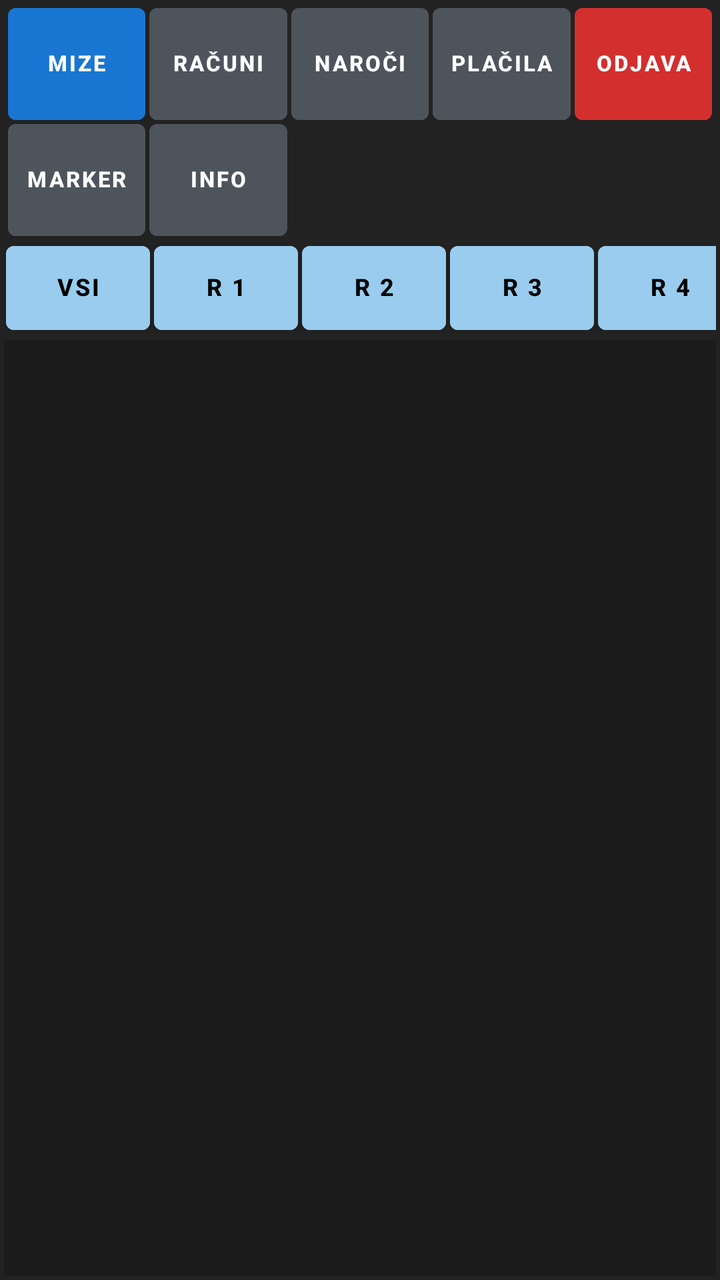
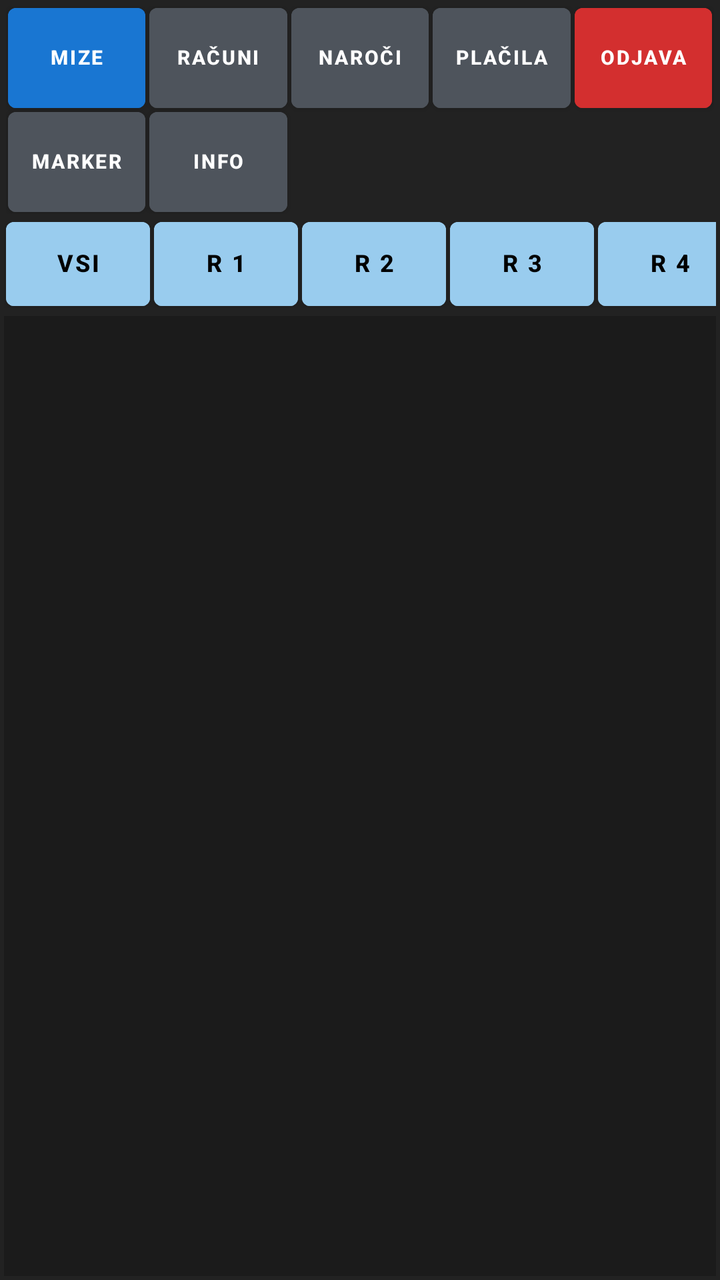

An Android layout rendered at two revisions. The XML below is the earlier revision; the diff shows what the commit changed to produce the second picture.
<!-- AndroidManifest.xml: application theme Theme.RosKasa -->
<!-- res/layout/fragment_mize.xml -->
<?xml version="1.0" encoding="utf-8"?>
<LinearLayout xmlns:android="http://schemas.android.com/apk/res/android"
    xmlns:app="http://schemas.android.com/apk/res-auto"
    android:layout_width="match_parent"
    android:layout_height="match_parent"
    android:orientation="vertical"
    android:background="@color/pos_bg_dark"
    android:padding="2dp">

    
    <GridLayout
        android:layout_width="match_parent"
        android:layout_height="wrap_content"
        android:columnCount="5"
        android:rowCount="2"
        android:alignmentMode="alignBounds"
        android:useDefaultMargins="false"
        android:padding="1dp"
        android:layout_marginBottom="2dp">

        
        <com.google.android.material.button.MaterialButton
            android:id="@+id/btnMizeSelf"
            style="@style/PosButtonStyle"
            android:layout_width="0dp"
            android:layout_height="56dp"
            android:layout_columnWeight="1"
            android:backgroundTint="@color/pos_accent_blue"
            android:text="@string/btn_mize"
            android:textColor="#FFFFFF" />

        <com.google.android.material.button.MaterialButton
            android:id="@+id/btnNavRacuni"
            style="@style/PosButtonStyle"
            android:layout_width="0dp"
            android:layout_height="56dp"
            android:layout_columnWeight="1"
            android:backgroundTint="@color/pos_btn_normal"
            android:text="@string/btn_racuni"
            android:textColor="#FFFFFF" />

        <com.google.android.material.button.MaterialButton
            android:id="@+id/btnNavNaroci"
            style="@style/PosButtonStyle"
            android:layout_width="0dp"
            android:layout_height="56dp"
            android:layout_columnWeight="1"
            android:backgroundTint="@color/pos_btn_normal"
            android:text="@string/btn_naroci"
            android:textColor="#FFFFFF" />

        <com.google.android.material.button.MaterialButton
            android:id="@+id/btnNavPlacila"
            style="@style/PosButtonStyle"
            android:layout_width="0dp"
            android:layout_height="56dp"
            android:layout_columnWeight="1"
            android:backgroundTint="@color/pos_btn_normal"
            android:text="@string/btn_placila"
            android:textColor="#FFFFFF" />

        <com.google.android.material.button.MaterialButton
            android:id="@+id/btnOdjava"
            style="@style/PosButtonStyle"
            android:layout_width="0dp"
            android:layout_height="56dp"
            android:layout_columnWeight="1"
            android:backgroundTint="@color/pos_accent_red"
            android:text="@string/btn_odjava"
            android:textColor="#FFFFFF" />

        
        <com.google.android.material.button.MaterialButton
            android:id="@+id/btnMarker"
            style="@style/PosButtonStyle"
            android:layout_width="0dp"
            android:layout_height="56dp"
            android:layout_columnWeight="1"
            android:backgroundTint="@color/pos_btn_normal"
            android:text="Marker"
            android:textColor="#FFFFFF" />

        <com.google.android.material.button.MaterialButton
            android:id="@+id/btnInfo"
            style="@style/PosButtonStyle"
            android:layout_width="0dp"
            android:layout_height="56dp"
            android:layout_columnWeight="1"
            android:backgroundTint="@color/pos_btn_normal"
            android:text="Info"
            android:textColor="#FFFFFF" />

        <View
            android:layout_width="0dp"
            android:layout_height="56dp"
            android:layout_columnWeight="1" />

        <View
            android:layout_width="0dp"
            android:layout_height="56dp"
            android:layout_columnWeight="1" />

        <View
            android:layout_width="0dp"
            android:layout_height="56dp"
            android:layout_columnWeight="1" />
    </GridLayout>

    
    <HorizontalScrollView
        android:layout_width="match_parent"
        android:layout_height="wrap_content"
        android:scrollbars="none"
        android:layout_marginBottom="4dp">

        <LinearLayout
            android:id="@+id/containerRajoni"
            android:layout_width="wrap_content"
            android:layout_height="44dp"
            android:orientation="horizontal">

            <com.google.android.material.button.MaterialButton
                style="@style/PosButtonStyle"
                android:layout_width="72dp"
                android:layout_height="match_parent"
                android:backgroundTint="@color/pos_region_bg"
                android:text="Vsi"
                android:textColor="#000000"
                android:textSize="12sp" />

            <com.google.android.material.button.MaterialButton
                style="@style/PosButtonStyle"
                android:layout_width="72dp"
                android:layout_height="match_parent"
                android:backgroundTint="@color/pos_region_bg"
                android:text="R 1"
                android:textColor="#000000"
                android:textSize="12sp" />

            <com.google.android.material.button.MaterialButton
                style="@style/PosButtonStyle"
                android:layout_width="72dp"
                android:layout_height="match_parent"
                android:backgroundTint="@color/pos_region_bg"
                android:text="R 2"
                android:textColor="#000000"
                android:textSize="12sp" />

            <com.google.android.material.button.MaterialButton
                style="@style/PosButtonStyle"
                android:layout_width="72dp"
                android:layout_height="match_parent"
                android:backgroundTint="@color/pos_region_bg"
                android:text="R 3"
                android:textColor="#000000"
                android:textSize="12sp" />

            <com.google.android.material.button.MaterialButton
                style="@style/PosButtonStyle"
                android:layout_width="72dp"
                android:layout_height="match_parent"
                android:backgroundTint="@color/pos_region_bg"
                android:text="R 4"
                android:textColor="#000000"
                android:textSize="12sp" />

            <com.google.android.material.button.MaterialButton
                style="@style/PosButtonStyle"
                android:layout_width="72dp"
                android:layout_height="match_parent"
                android:backgroundTint="@color/pos_region_bg"
                android:text="R 5"
                android:textColor="#000000"
                android:textSize="12sp" />
        </LinearLayout>
    </HorizontalScrollView>

    
    <androidx.recyclerview.widget.RecyclerView
        android:id="@+id/rvMizeGrid"
        android:layout_width="match_parent"
        android:layout_height="0dp"
        android:layout_weight="1"
        android:padding="2dp"
        android:background="#1B1B1B" />

</LinearLayout>
<!-- resources referenced by this layout -->
<resources>
  <color name="pos_accent_blue">#1976D2</color>
  <color name="pos_accent_red">#D32F2F</color>
  <color name="pos_bg_dark">#222222</color>
  <color name="pos_btn_normal">#4E545C</color>
  <color name="pos_region_bg">#99CCEE</color>
  <string name="btn_mize">Mize</string>
  <string name="btn_naroci">Naroči</string>
  <string name="btn_odjava">Odjava</string>
  <string name="btn_placila">Plačila</string>
  <string name="btn_racuni">Računi</string>
  <style name="PosButtonStyle" parent="Widget.MaterialComponents.Button">
          <item name="android:layout_height">56dp</item>
          <item name="android:minHeight">56dp</item>
          <item name="android:insetTop">0dp</item>
          <item name="android:insetBottom">0dp</item>
          <item name="android:paddingTop">0dp</item>
          <item name="android:paddingBottom">0dp</item>
          <item name="android:paddingLeft">2dp</item>
          <item name="android:paddingRight">2dp</item>
          <item name="android:gravity">center</item>
          <item name="android:includeFontPadding">false</item>
          <item name="android:textStyle">bold</item>
          <item name="android:textSize">11sp</item>
          <item name="android:layout_margin">1dp</item>
          <item name="android:baselineAligned">false</item>
          <item name="android:maxLines">2</item>
          <item name="cornerRadius">4dp</item>
      </style>
  <style name="Theme.RosKasa" parent="Theme.MaterialComponents.DayNight.NoActionBar">
          <item name="colorPrimary">@color/pos_accent_blue</item>
          <item name="colorSecondary">@color/pos_accent_green</item>
          <item name="android:windowBackground">@color/pos_bg_dark</item>
          <item name="android:textColor">@color/pos_btn_text</item>
      </style>
  <color name="pos_accent_green">#388E3C</color>
  <color name="pos_btn_text">#FFFFFF</color>
</resources>

<!-- the commit's change to res/layout/fragment_mize.xml (unified diff, before → after) -->
@@ -23,7 +23,7 @@
             android:id="@+id/btnMizeSelf"
             style="@style/PosButtonStyle"
             android:layout_width="0dp"
-            android:layout_height="56dp"
+            android:layout_height="50dp"
             android:layout_columnWeight="1"
             android:backgroundTint="@color/pos_accent_blue"
             android:text="@string/btn_mize"
@@ -33,7 +33,7 @@
             android:id="@+id/btnNavRacuni"
             style="@style/PosButtonStyle"
             android:layout_width="0dp"
-            android:layout_height="56dp"
+            android:layout_height="50dp"
             android:layout_columnWeight="1"
             android:backgroundTint="@color/pos_btn_normal"
             android:text="@string/btn_racuni"
@@ -43,7 +43,7 @@
             android:id="@+id/btnNavNaroci"
             style="@style/PosButtonStyle"
             android:layout_width="0dp"
-            android:layout_height="56dp"
+            android:layout_height="50dp"
             android:layout_columnWeight="1"
             android:backgroundTint="@color/pos_btn_normal"
             android:text="@string/btn_naroci"
@@ -53,7 +53,7 @@
             android:id="@+id/btnNavPlacila"
             style="@style/PosButtonStyle"
             android:layout_width="0dp"
-            android:layout_height="56dp"
+            android:layout_height="50dp"
             android:layout_columnWeight="1"
             android:backgroundTint="@color/pos_btn_normal"
             android:text="@string/btn_placila"
@@ -63,7 +63,7 @@
             android:id="@+id/btnOdjava"
             style="@style/PosButtonStyle"
             android:layout_width="0dp"
-            android:layout_height="56dp"
+            android:layout_height="50dp"
             android:layout_columnWeight="1"
             android:backgroundTint="@color/pos_accent_red"
             android:text="@string/btn_odjava"
@@ -74,7 +74,7 @@
             android:id="@+id/btnMarker"
             style="@style/PosButtonStyle"
             android:layout_width="0dp"
-            android:layout_height="56dp"
+            android:layout_height="50dp"
             android:layout_columnWeight="1"
             android:backgroundTint="@color/pos_btn_normal"
             android:text="Marker"
@@ -84,7 +84,7 @@
             android:id="@+id/btnInfo"
             style="@style/PosButtonStyle"
             android:layout_width="0dp"
-            android:layout_height="56dp"
+            android:layout_height="50dp"
             android:layout_columnWeight="1"
             android:backgroundTint="@color/pos_btn_normal"
             android:text="Info"
@@ -92,17 +92,17 @@
 
         <View
             android:layout_width="0dp"
-            android:layout_height="56dp"
+            android:layout_height="50dp"
             android:layout_columnWeight="1" />
 
         <View
             android:layout_width="0dp"
-            android:layout_height="56dp"
+            android:layout_height="50dp"
             android:layout_columnWeight="1" />
 
         <View
             android:layout_width="0dp"
-            android:layout_height="56dp"
+            android:layout_height="50dp"
             android:layout_columnWeight="1" />
     </GridLayout>
 
<!-- resource entries referenced after the edit -->
@@ -11,10 +11,12 @@
   <string name="btn_placila">Plačila</string>
   <string name="btn_racuni">Računi</string>
   <style name="PosButtonStyle" parent="Widget.MaterialComponents.Button">
-          <item name="android:layout_height">56dp</item>
-          <item name="android:minHeight">56dp</item>
+          <item name="android:layout_height">50dp</item>
+          <item name="android:minHeight">50dp</item>
           <item name="android:insetTop">0dp</item>
           <item name="android:insetBottom">0dp</item>
+          <item name="android:insetLeft">0dp</item>
+          <item name="android:insetRight">0dp</item>
           <item name="android:paddingTop">0dp</item>
           <item name="android:paddingBottom">0dp</item>
           <item name="android:paddingLeft">2dp</item>
@@ -22,10 +24,11 @@
           <item name="android:gravity">center</item>
           <item name="android:includeFontPadding">false</item>
           <item name="android:textStyle">bold</item>
-          <item name="android:textSize">11sp</item>
+          <item name="android:textSize">10sp</item>
           <item name="android:layout_margin">1dp</item>
           <item name="android:baselineAligned">false</item>
-          <item name="android:maxLines">2</item>
+          <item name="android:maxLines">3</item>
+          <item name="android:ellipsize">end</item>
           <item name="cornerRadius">4dp</item>
       </style>
   <style name="Theme.RosKasa" parent="Theme.MaterialComponents.DayNight.NoActionBar">
